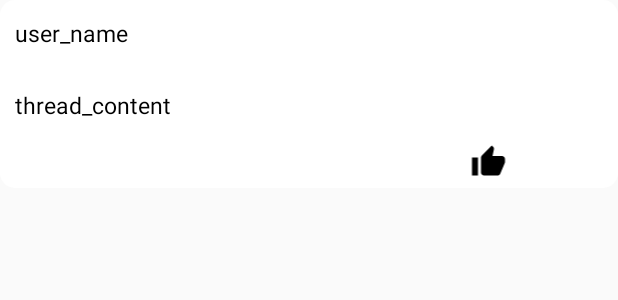
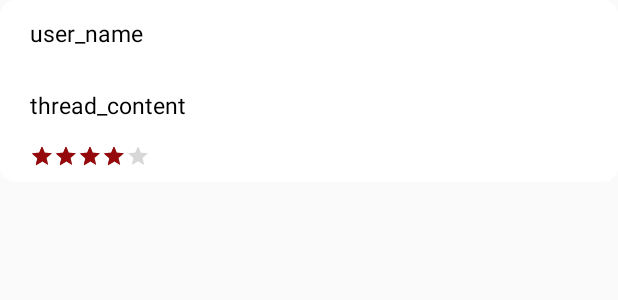
Before and after one commit to ffeiDing/ICanteen, an Android app: the layout thread_item.xml on its own in the app's theme, with its tools: preview values and no code run, on a phone screen of 412 x 824 dp. Shown: the top 300 px of the screen. Run offline under Robolectric (Android 15) with nearby library versions, the phone set to English and light mode, and no system bars.

Commit message:
星级完成

```diff
--- a/app/src/main/AndroidManifest.xml
+++ b/app/src/main/AndroidManifest.xml
@@ -16,12 +16,12 @@
     <application
         android:allowBackup="true"
         android:icon="@drawable/header"
-        android:label="@string/app_name"
+        android:label="ICanteen"
         android:supportsRtl="true"
         android:theme="@style/AppTheme">
         <activity
             android:name=".LoginActivity"
-            android:label="@string/app_name"/>
+            android:label="ICanteen"/>
         <activity
             android:name=".ChangeInfoActivity"
             android:label="@string/title_activity_change_info"/>
--- a/app/src/main/java/com/netlab/vc/coursehelper/AnnouncementAdapter.java
+++ b/app/src/main/java/com/netlab/vc/coursehelper/AnnouncementAdapter.java
@@ -48,10 +48,10 @@ public class AnnouncementAdapter extends BaseAdapter implements ListAdapter {
         if(view==null){
             view=viewInflater.inflate(layout,parent,false);
         }
-        TextView announcementNameView=(TextView)view.findViewById(R.id.announcement_listitem_title);
+        //TextView announcementNameView=(TextView)view.findViewById(R.id.announcement_listitem_title);
         TextView announcementContentView=(TextView)view.findViewById(R.id.announcement_listitem_text);
         TextView announcementTimeView=(TextView)view.findViewById(R.id.announcement_listitem_time);
-        announcementNameView.setText(announcementList[position].getTitle());
+       // announcementNameView.setText(announcementList[position].getTitle());
         announcementContentView.setText(announcementList[position].getContent());
         announcementTimeView.setText(DateFormatter.format(announcementList[position].getCreate_at()));
         return view;
--- a/app/src/main/res/layout/activity_course.xml
+++ b/app/src/main/res/layout/activity_course.xml
@@ -85,7 +85,7 @@
                     android:id="@+id/signup"
                     android:layout_width="match_parent"
                     android:layout_height="70dp"
-                    android:padding="10dp">
+                    >
 
                     <ImageView
                         android:id="@+id/img1"
--- a/app/src/main/res/layout/thread_item.xml
+++ b/app/src/main/res/layout/thread_item.xml
@@ -22,6 +22,7 @@
             android:layout_width="wrap_content"
             android:layout_height="wrap_content"
             android:text="user_name"
+            android:layout_marginLeft="10dp"
             android:textColor="@color/bg_black"
             android:textSize="15sp"
             android:layout_weight="7"/>
@@ -33,12 +34,14 @@
         android:layout_width="match_parent"
         android:layout_height="wrap_content"
         android:textSize="15sp"
+        android:layout_marginLeft="10dp"
+        android:paddingLeft="10dp"
         android:textColor="@color/bg_black"
         android:text="thread_content"
         />
 
     <LinearLayout
-        android:layout_width="match_parent"
+        android:layout_width="wrap_content"
         android:layout_height="wrap_content"
         android:orientation="horizontal"
         android:layout_margin="5dp">
@@ -57,26 +60,39 @@
             android:textSize="15sp"
             android:textColor="@color/bg_black"
             android:text=""
+            android:paddingLeft="10dp"
             android:layout_weight="2"/>
 
-        <ImageView
+        <RelativeLayout
+            android:id="@+id/signup"
+            android:layout_width="match_parent"
+            android:orientation="horizontal"
+            android:layout_height="20dp">
+
+        <RatingBar
+            android:numStars="5"
+            android:rating = "3.75"
+            style="@style/Widget.AppCompat.RatingBar.Small"
+            android:id="@+id/ratingBar"
+            android:isIndicator="true"
             android:layout_width="wrap_content"
             android:layout_height="match_parent"
-            app:srcCompat="@drawable/ic_thumb_up_black_24dp_2"
-            android:id="@+id/like_button"
-            android:layout_weight="1"/>
+            android:layout_marginLeft="10dp"
+            android:progressTint="@color/pkured"
+            android:layout_weight="2" />
 
         <TextView
             android:id="@+id/post_time"
             android:layout_width="wrap_content"
             android:layout_height="match_parent"
             android:textColor="@color/bg_black"
-            android:layout_alignParentRight="true"
             android:textSize="15sp"
-            android:layout_weight="0.5"/>
+            android:layout_weight="2"
+            android:paddingRight="10dp"
+            android:layout_marginRight="10dp"
+            android:layout_alignParentEnd="true" />
+        </RelativeLayout>
     </LinearLayout>
 
 
-
-
 </LinearLayout>
```
Also changed, not shown: app/src/main/res/layout/announcement_item.xml (+25 -19 lines).
